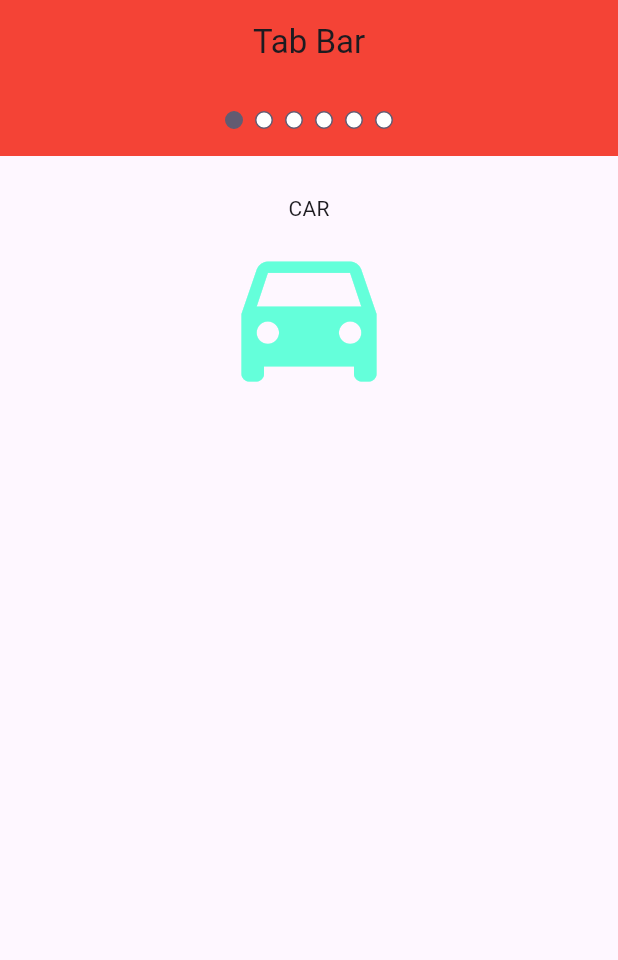
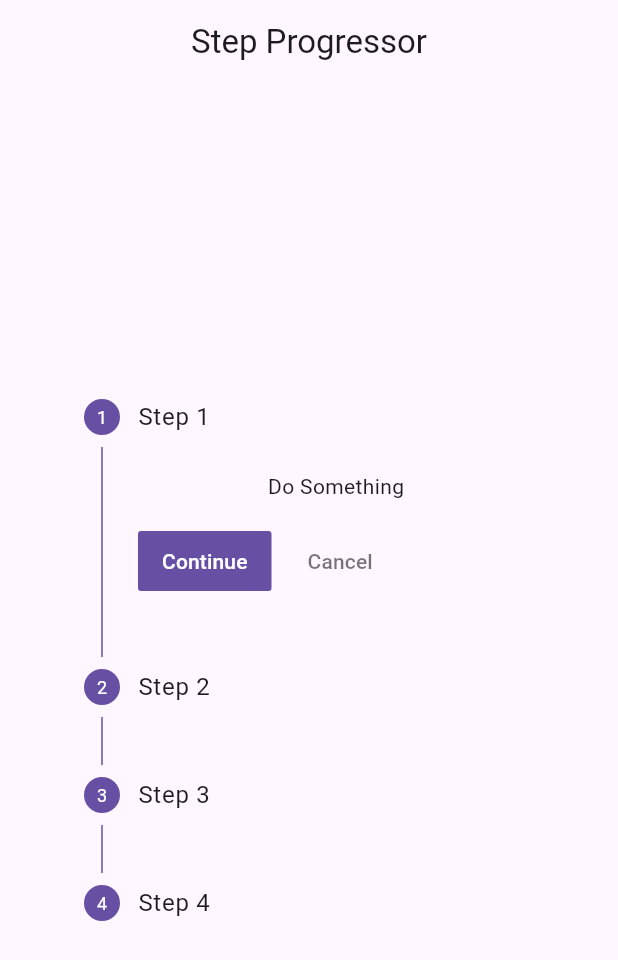
Before and after one commit to Masfiqun/Flutter-Widgets, a Flutter app: the screen it shows after launch, on a phone screen of 412 x 824 dp. Shown: the top 960 px of the screen. Run offline on Flutter 3.47's test engine with Material 3 defaults, Android fonts, the phone set to English and light mode, and no system bars.

Commit message:
Step Progressor

```diff
--- /dev/null
+++ b/lib/Stepping.dart
@@ -0,0 +1,69 @@
+import 'package:flutter/material.dart';
+
+class StepProgressor extends StatefulWidget {
+  const StepProgressor({super.key});
+
+  @override
+  State<StepProgressor> createState() => _StepProgressorState();
+}
+
+class _StepProgressorState extends State<StepProgressor> {
+  late List<Step> _steps;
+  late int _current;
+
+  @override
+  void initState() {
+    super.initState();
+    _current = 0;
+    _steps = <Step>[
+      Step(title: const Text('Step 1'), content: const Text('Do Something'), isActive: true),
+      Step(title: const Text('Step 2'), content: const Text('Go for walk'), isActive: true),
+      Step(title: const Text('Step 3'), content: const Text('Sleep properly'), isActive: true),
+      Step(title: const Text('Step 4'), content: const Text('Code for minimum 5 hrs'), isActive: true),
+    ];
+  }
+
+  void _stepContinue() {
+    setState(() {
+      _current++;
+      if (_current >= _steps.length) _current = _steps.length - 1;
+    });
+  }
+
+  void _stepCancel() {
+    setState(() {
+      _current--;
+      if (_current < 0) _current = 0;
+    });
+  }
+
+  void _stepTap(int index) {
+    setState(() {
+      _current = index;
+    });
+  }
+
+  @override
+  Widget build(BuildContext context) {
+    return Scaffold(
+      appBar: AppBar(
+        title: const Center(
+          child: Text('Step Progressor'),
+        ),
+      ),
+      body: Container(
+        padding: const EdgeInsets.all(32.0),
+        child: Center(
+          child: Stepper(
+            steps: _steps,
+            type: StepperType.vertical,
+            currentStep: _current,
+            onStepCancel: _stepCancel,     // Passed method reference
+            onStepContinue: _stepContinue, // Passed method reference
+            onStepTapped: _stepTap,        // Passed method reference
+          ),
+        ),
+      ),
+    );
+  }
+}
--- a/lib/main.dart
+++ b/lib/main.dart
@@ -19,6 +19,7 @@ import 'package:flutter_widgets/Slider&Indicator.dart';
 import 'package:flutter_widgets/PopMenuButton.dart';
 import 'package:flutter_widgets/ExpansionPanel.dart';
 import 'package:flutter_widgets/TabBar.dart';
+import 'package:flutter_widgets/Stepping.dart';
 
 
 void main(){
@@ -49,7 +50,8 @@ class MyApp extends StatelessWidget {
       // SI(),
       // PopMenuButton(),
       // Expansion(),
-      TebBar(),
+      // TebBar(),
+      StepProgressor(),
     );
   }
 }
```
